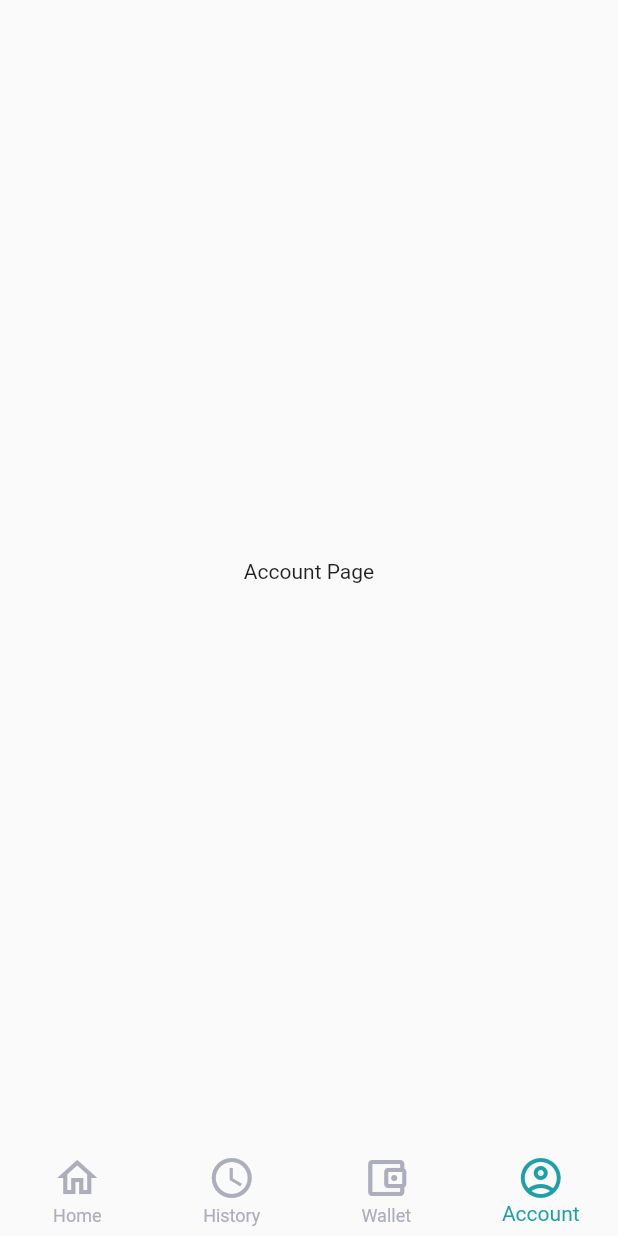
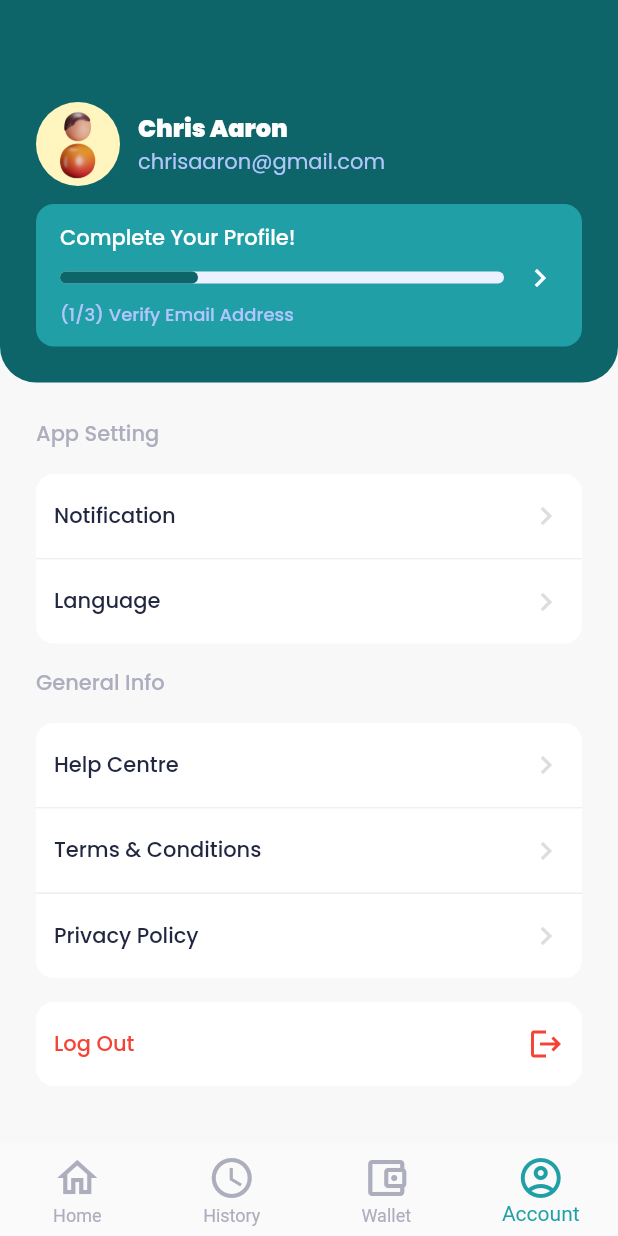
Before and after one commit to asrafilll/art-of-ui-slicing, a Flutter app: the screen it shows after launch, item 4 of the bottom bar chosen, on a phone screen of 412 x 824 dp. Run offline on Flutter 3.47's test engine with Material 2 defaults, Android fonts, the phone set to English and light mode, and no system bars; our stand-ins replace google_fonts.

Commit message:
Donation UI done

```diff
--- a/lib/donation/pages/account_page.dart
+++ b/lib/donation/pages/account_page.dart
@@ -1,3 +1,8 @@
+import 'package:art_of_slicing/donation/widgets/account_setting_tile_widget.dart';
+import 'package:art_of_slicing/donation/widgets/custom_divider.dart';
+import 'package:art_of_slicing/donation/widgets/header_account_page_widget.dart';
+import 'package:art_of_slicing/donation/widgets/logout_widget.dart';
+import 'package:art_of_slicing/donation/widgets/section_title_text.dart';
 import 'package:flutter/material.dart';
 
 class DonationAccountPage extends StatelessWidget {
@@ -5,9 +10,65 @@ class DonationAccountPage extends StatelessWidget {
 
   @override
   Widget build(BuildContext context) {
-    return const Scaffold(
-      body: Center(
-        child: Text('Account Page'),
+    return Scaffold(
+      backgroundColor: const Color(0XFFF8F8F8),
+      body: SingleChildScrollView(
+        child: Column(
+          crossAxisAlignment: CrossAxisAlignment.start,
+          children: [
+            const HeaderAccountPage(),
+            Padding(
+              padding: const EdgeInsets.all(24),
+              child: Column(
+                crossAxisAlignment: CrossAxisAlignment.start,
+                children: const [
+                  SectionTitleText(title: 'App Setting'),
+                  SizedBox(height: 16),
+                  AccountSettingTileWidget(
+                    title: 'Notification',
+                    borderRadius: BorderRadius.only(
+                      topLeft: Radius.circular(12),
+                      topRight: Radius.circular(12),
+                    ),
+                  ),
+                  CustomDivider(),
+                  AccountSettingTileWidget(
+                    title: 'Language',
+                    borderRadius: BorderRadius.only(
+                      bottomLeft: Radius.circular(12),
+                      bottomRight: Radius.circular(12),
+                    ),
+                  ),
+                  SizedBox(height: 16),
+                  SectionTitleText(title: 'General Info'),
+                  SizedBox(height: 16),
+                  AccountSettingTileWidget(
+                    title: 'Help Centre',
+                    borderRadius: BorderRadius.only(
+                      topLeft: Radius.circular(12),
+                      topRight: Radius.circular(12),
+                    ),
+                  ),
+                  CustomDivider(),
+                  AccountSettingTileWidget(
+                    title: 'Terms & Conditions',
+                    borderRadius: BorderRadius.zero,
+                  ),
+                  CustomDivider(),
+                  AccountSettingTileWidget(
+                    title: 'Privacy Policy',
+                    borderRadius: BorderRadius.only(
+                      bottomLeft: Radius.circular(12),
+                      bottomRight: Radius.circular(12),
+                    ),
+                  ),
+                  SizedBox(height: 16),
+                  LogOutWidget(),
+                ],
+              ),
+            ),
+          ],
+        ),
       ),
     );
   }
--- /dev/null
+++ b/lib/donation/widgets/account_setting_tile_widget.dart
@@ -0,0 +1,43 @@
+import 'package:flutter/material.dart';
+import 'package:google_fonts/google_fonts.dart';
+
+class AccountSettingTileWidget extends StatelessWidget {
+  const AccountSettingTileWidget({
+    super.key,
+    required this.title,
+    required this.borderRadius,
+  });
+
+  final String title;
+  final BorderRadiusGeometry borderRadius;
+
+  @override
+  Widget build(BuildContext context) {
+    return Container(
+      height: 56,
+      padding: const EdgeInsets.symmetric(horizontal: 12, vertical: 16),
+      decoration: BoxDecoration(
+        borderRadius: borderRadius,
+        color: Colors.white,
+      ),
+      child: Row(
+        mainAxisAlignment: MainAxisAlignment.spaceBetween,
+        children: [
+          Text(
+            title,
+            style: GoogleFonts.poppins(
+              fontWeight: FontWeight.w500,
+              color: const Color(0XFF222741),
+            ),
+          ),
+          const Icon(
+            Icons.chevron_right,
+            color: Color(
+              0XFFDCDDDF,
+            ),
+          ),
+        ],
+      ),
+    );
+  }
+}
--- /dev/null
+++ b/lib/donation/widgets/custom_divider.dart
@@ -0,0 +1,13 @@
+import 'package:flutter/material.dart';
+
+class CustomDivider extends StatelessWidget {
+  const CustomDivider({super.key});
+
+  @override
+  Widget build(BuildContext context) {
+    return Container(
+      height: 1,
+      color: const Color(0XFFEFEFEF),
+    );
+  }
+}
--- /dev/null
+++ b/lib/donation/widgets/header_account_page_widget.dart
@@ -0,0 +1,131 @@
+import 'package:art_of_slicing/donation/commons/app_colors.dart';
+import 'package:flutter/material.dart';
+import 'package:google_fonts/google_fonts.dart';
+
+class HeaderAccountPage extends StatelessWidget {
+  const HeaderAccountPage({super.key});
+
+  @override
+  Widget build(BuildContext context) {
+    return Container(
+      decoration: const BoxDecoration(
+        borderRadius: BorderRadius.only(
+          bottomLeft: Radius.circular(24),
+          bottomRight: Radius.circular(24),
+        ),
+        color: Color(0XFF0D6469),
+      ),
+      child: Padding(
+        padding: const EdgeInsets.only(
+          left: 24,
+          top: 68,
+          right: 24,
+          bottom: 24,
+        ),
+        child: Column(
+          children: [
+            Row(
+              children: [
+                Container(
+                  width: 56,
+                  height: 56,
+                  decoration: BoxDecoration(
+                    color: const Color(0XFFFFF5BF),
+                    borderRadius: BorderRadius.circular(100),
+                    image: const DecorationImage(
+                      image: AssetImage('assets/donation/icon_profile.png'),
+                    ),
+                  ),
+                ),
+                const SizedBox(width: 12),
+                Column(
+                  crossAxisAlignment: CrossAxisAlignment.start,
+                  children: [
+                    Text(
+                      'Chris Aaron',
+                      style: GoogleFonts.poppins(
+                        fontSize: 16,
+                        fontWeight: FontWeight.w900,
+                        color: Colors.white,
+                      ),
+                    ),
+                    Text(
+                      'chrisaaron@gmail.com',
+                      style: GoogleFonts.poppins(
+                        fontSize: 14,
+                        color: const Color(0XFFB2C6FE),
+                      ),
+                    )
+                  ],
+                )
+              ],
+            ),
+            const SizedBox(height: 12),
+            Container(
+              padding: const EdgeInsets.symmetric(
+                vertical: 12,
+                horizontal: 16,
+              ),
+              decoration: BoxDecoration(
+                color: AppColors.primaryColor,
+                borderRadius: BorderRadius.circular(12),
+              ),
+              child: Column(
+                crossAxisAlignment: CrossAxisAlignment.start,
+                children: [
+                  Text(
+                    'Complete Your Profile!',
+                    style: GoogleFonts.poppins(
+                      color: Colors.white,
+                      fontWeight: FontWeight.w500,
+                    ),
+                  ),
+                  const SizedBox(height: 4),
+                  Row(
+                    children: [
+                      Expanded(
+                        child: Stack(
+                          children: [
+                            Container(
+                              height: 8,
+                              decoration: BoxDecoration(
+                                borderRadius: BorderRadius.circular(100),
+                                color: const Color(0XFFECF0FF),
+                              ),
+                            ),
+                            Container(
+                              height: 8,
+                              width: 92,
+                              decoration: BoxDecoration(
+                                borderRadius: BorderRadius.circular(100),
+                                color: const Color(0XFF0D6469),
+                              ),
+                            ),
+                          ],
+                        ),
+                      ),
+                      const SizedBox(width: 12),
+                      const Icon(
+                        Icons.chevron_right,
+                        color: Colors.white,
+                      ),
+                    ],
+                  ),
+                  const SizedBox(height: 4),
+                  Text(
+                    '(1/3) Verify Email Address',
+                    style: GoogleFonts.poppins(
+                      fontSize: 12,
+                      color: const Color(0XFFB2C6FE),
+                      fontWeight: FontWeight.w500,
+                    ),
+                  )
+                ],
+              ),
+            ),
+          ],
+        ),
+      ),
+    );
+  }
+}
--- /dev/null
+++ b/lib/donation/widgets/logout_widget.dart
@@ -0,0 +1,36 @@
+import 'package:flutter/material.dart';
+import 'package:google_fonts/google_fonts.dart';
+
+class LogOutWidget extends StatelessWidget {
+  const LogOutWidget({
+    super.key,
+  });
+
+  @override
+  Widget build(BuildContext context) {
+    return Container(
+      height: 56,
+      padding: const EdgeInsets.symmetric(horizontal: 12, vertical: 16),
+      decoration: BoxDecoration(
+        borderRadius: BorderRadius.circular(12),
+        color: Colors.white,
+      ),
+      child: Row(
+        mainAxisAlignment: MainAxisAlignment.spaceBetween,
+        children: [
+          Text(
+            'Log Out',
+            style: GoogleFonts.poppins(
+              fontWeight: FontWeight.w500,
+              color: Colors.red,
+            ),
+          ),
+          const Icon(
+            Icons.logout,
+            color: Colors.red,
+          ),
+        ],
+      ),
+    );
+  }
+}
--- /dev/null
+++ b/lib/donation/widgets/section_title_text.dart
@@ -0,0 +1,23 @@
+import 'package:flutter/material.dart';
+import 'package:google_fonts/google_fonts.dart';
+
+class SectionTitleText extends StatelessWidget {
+  const SectionTitleText({
+    super.key,
+    required this.title,
+  });
+
+  final String title;
+
+  @override
+  Widget build(BuildContext context) {
+    return Text(
+      title,
+      style: GoogleFonts.poppins(
+        fontSize: 14,
+        fontWeight: FontWeight.w500,
+        color: const Color(0xFFACAEBE),
+      ),
+    );
+  }
+}
```
Also changed, not shown: lib/donation/pages/detail_donation_page.dart (+85 -2 lines), lib/donation/widgets/donation_amount_widget.dart (added, +116 -0 lines).
